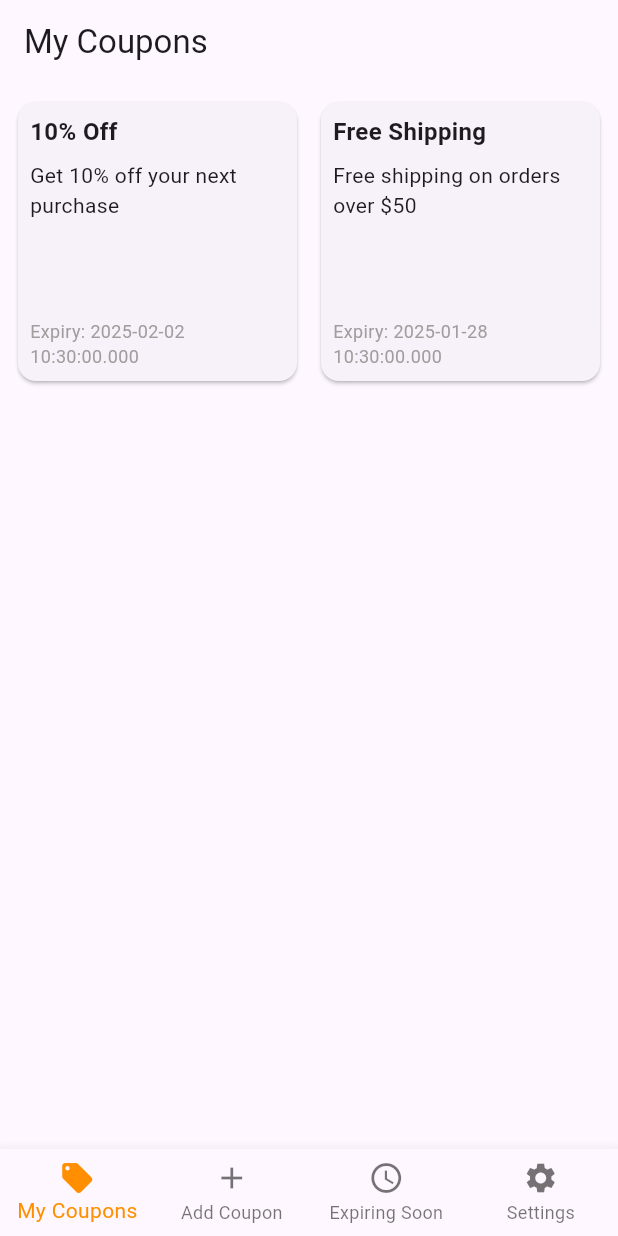
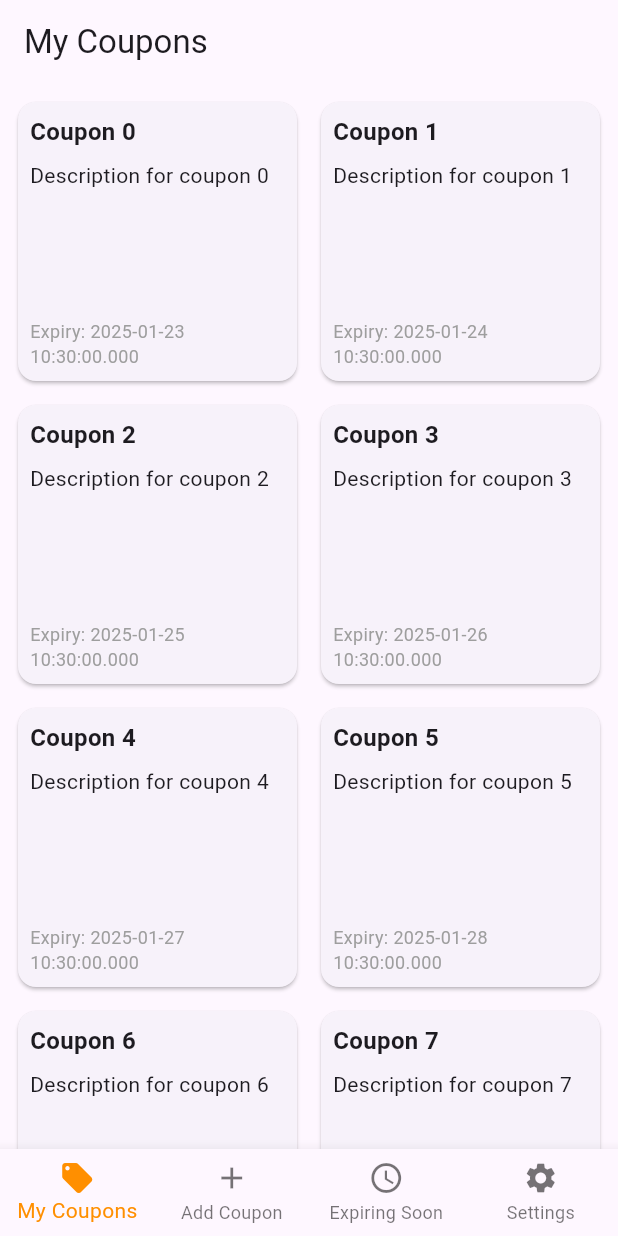
Before and after one commit to hyperbora/coupon-place, a Flutter app: the screen it shows after launch, on a phone screen of 412 x 824 dp. Run offline on Flutter 3.47's test engine with Material 3 defaults, Android fonts, the phone set to English and light mode, and no system bars; statements that could not run were skipped.

Commit message:
fix: 테스트 데이터 추가

```diff
--- a/lib/pages/coupon_dashboard_page.dart
+++ b/lib/pages/coupon_dashboard_page.dart
@@ -13,17 +13,14 @@ class CouponDashboardPage extends StatefulWidget {
 class _CouponDashboardPageState extends State<CouponDashboardPage> {
   int _selectedIndex = 0;
 
-  final List<Coupon> _coupons = [
-    Coupon(
-        title: '10% Off',
-        description: 'Get 10% off your next purchase',
-        expiryDate: DateTime.now().add(Duration(days: 10))),
-    Coupon(
-        title: 'Free Shipping',
-        description: 'Free shipping on orders over \$50',
-        expiryDate: DateTime.now().add(Duration(days: 5))),
-    // 더 많은 쿠폰 데이터를 추가할 수 있습니다.
-  ];
+  final List<Coupon> _coupons = List.generate(
+    20,
+    (index) => Coupon(
+      title: 'Coupon $index',
+      description: 'Description for coupon $index',
+      expiryDate: DateTime.now().add(Duration(days: index)),
+    ),
+  );
 
   static const List<Widget> _widgetOptions = <Widget>[
     Center(child: Text('My Coupons')),
```
